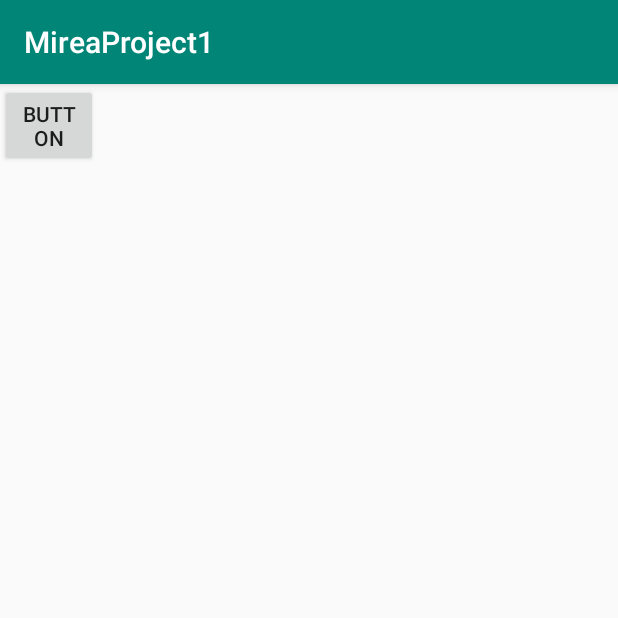
After one commit to azesyas/MireaProject, an Android app: the fragment PhotoFragment shown on its own in the app's theme, on a phone screen of 412 x 824 dp, the top half of it. The commit adds this screen. Run offline under Robolectric (Android 15) with nearby library versions, the phone set to English and light mode, and no system bars.

Commit message:
+photo, media record

```diff
--- a/app/src/main/AndroidManifest.xml
+++ b/app/src/main/AndroidManifest.xml
@@ -1,6 +1,10 @@
 <?xml version="1.0" encoding="utf-8"?>
 <manifest xmlns:android="http://schemas.android.com/apk/res/android"
     package="ru.mirea.chumakova.mireaproject1">
+    <uses-permission android:name="android.permission.INTERNET" />
+    <uses-permission android:name="android.permission.RECORD_AUDIO"/>
+    <uses-permission android:name="android.permission.CAMERA"/>
+    <uses-permission android:name="android.permission.WRITE_EXTERNAL_STORAGE" />
 
     <application
         android:allowBackup="true"
--- a/app/src/main/java/ru/mirea/chumakova/mireaproject1/MainActivity.java
+++ b/app/src/main/java/ru/mirea/chumakova/mireaproject1/MainActivity.java
@@ -48,7 +48,8 @@ public class MainActivity extends AppCompatActivity {
         // menu should be considered as top level destinations.
         mAppBarConfiguration = new AppBarConfiguration.Builder(
                 R.id.nav_home, R.id.nav_gallery, R.id.nav_slideshow,
-                R.id.nav_tools, R.id.nav_share, R.id.nav_send,R.id.nav_calculate,R.id.nav_brouser)
+                R.id.nav_tools, R.id.nav_share, R.id.nav_send,R.id.nav_calculate,R.id.nav_brouser,R.id.nav_sensor,
+                R.id.nav_photo,R.id.nav_media)
                 .setDrawerLayout(drawer)
                 .build();
         NavController navController = Navigation.findNavController(this, R.id.nav_host_fragment);
--- /dev/null
+++ b/app/src/main/java/ru/mirea/chumakova/mireaproject1/PhotoFragment.java
@@ -0,0 +1,159 @@
+package ru.mirea.chumakova.mireaproject1;
+
+
+import android.Manifest;
+import android.content.Intent;
+import android.content.pm.PackageManager;
+import android.graphics.Bitmap;
+import android.os.Bundle;
+
+import androidx.annotation.NonNull;
+import androidx.core.app.ActivityCompat;
+import androidx.core.content.ContextCompat;
+import androidx.fragment.app.Fragment;
+
+import android.os.Environment;
+import android.provider.MediaStore;
+import android.util.Log;
+import android.view.LayoutInflater;
+import android.view.View;
+import android.view.ViewGroup;
+import android.widget.Button;
+import android.widget.ImageView;
+
+import java.io.ByteArrayOutputStream;
+import java.io.File;
+import java.io.FileOutputStream;
+import static android.app.Activity.RESULT_OK;
+
+
+/**
+ * A simple {@link Fragment} subclass.
+ * Use the {@link PhotoFragment#newInstance} factory method to
+ * create an instance of this fragment.
+ */
+public class PhotoFragment extends Fragment implements View.OnClickListener {
+    // TODO: Rename parameter arguments, choose names that match
+    // the fragment initialization parameters, e.g. ARG_ITEM_NUMBER
+    private static final String ARG_PARAM1 = "param1";
+    private static final String ARG_PARAM2 = "param2";
+    private static final int REQUEST_CODE_PERMISSION_CAMERA = 100;
+    final String TAG = MainActivity.class.getSimpleName();
+    private ImageView imageView;
+    private static final int CAMERA_REQUEST = 0;
+    File file;
+    FileOutputStream fileoutputstream;
+    ByteArrayOutputStream bytearrayoutputstream;
+    private boolean isWork = false;
+
+    // TODO: Rename and change types of parameters
+    private String mParam1;
+    private String mParam2;
+
+
+    public PhotoFragment() {
+        // Required empty public constructor
+    }
+
+    /**
+     * Use this factory method to create a new instance of
+     * this fragment using the provided parameters.
+     *
+     * @param param1 Parameter 1.
+     * @param param2 Parameter 2.
+     * @return A new instance of fragment PhotoFragment.
+     */
+    // TODO: Rename and change types and number of parameters
+    public static PhotoFragment newInstance(String param1, String param2) {
+        PhotoFragment fragment = new PhotoFragment();
+        Bundle args = new Bundle();
+        args.putString(ARG_PARAM1, param1);
+        args.putString(ARG_PARAM2, param2);
+        fragment.setArguments(args);
+        return fragment;
+    }
+
+    @Override
+    public void onCreate(Bundle savedInstanceState) {
+        super.onCreate(savedInstanceState);
+        if (getArguments() != null) {
+            mParam1 = getArguments().getString(ARG_PARAM1);
+            mParam2 = getArguments().getString(ARG_PARAM2);
+        }
+    }
+    @Override
+    public void onActivityResult(int requestCode, int resultCode, Intent data) {
+        super.onActivityResult(requestCode, resultCode, data);
+        if (requestCode == CAMERA_REQUEST && resultCode == RESULT_OK) {
+// извлекаем изображение
+            Bitmap thumbnailBitmap = (Bitmap) data.getExtras().get("data");
+            thumbnailBitmap.compress(Bitmap.CompressFormat.PNG, 60, bytearrayoutputstream);
+
+            imageView.setImageBitmap(thumbnailBitmap);
+            file = new File( Environment.getExternalStorageDirectory() + "/SampleImage.png");
+            try
+
+            {
+                file.createNewFile();
+                fileoutputstream = new FileOutputStream(file);
+                fileoutputstream.write(bytearrayoutputstream.toByteArray());
+                fileoutputstream.close();
+                Log.d(TAG, file.getAbsolutePath());
+            }
+
+            catch (Exception e)
+
+            {
+
+                e.printStackTrace();
+
+            }
+        }
+    }
+
+    @Override
+    public void onRequestPermissionsResult(int requestCode, @NonNull String[] permissions,
+                                           @NonNull int[] grantResults) {
+        if (requestCode == REQUEST_CODE_PERMISSION_CAMERA) {
+            Log.d(TAG, String.valueOf(grantResults[0]) + " " + String.valueOf(grantResults[1]));
+            if (grantResults.length > 0
+                    && grantResults[0] == PackageManager.PERMISSION_GRANTED) {
+// permission granted
+                isWork = true;
+            } else {
+                isWork = false;
+            }
+        }
+    }
+
+    @Override
+    public View onCreateView(LayoutInflater inflater, ViewGroup container,
+                             Bundle savedInstanceState) {
+        // Inflate the layout for this fragment
+        View view = inflater.inflate(R.layout.fragment_photo, container, false);
+        imageView = view.findViewById(R.id.imageView2);
+        Button button = view.findViewById(R.id.button2);
+
+        button.setOnClickListener(this);
+        Log.d("PhotoFragment", "imageView");
+
+        bytearrayoutputstream = new ByteArrayOutputStream();
+        int permissionStatus = ContextCompat.checkSelfPermission(getActivity(),
+                Manifest.permission.CAMERA);
+        if (permissionStatus == PackageManager.PERMISSION_GRANTED) {
+            isWork = true;
+        } else {
+            ActivityCompat.requestPermissions(getActivity(), new String[]{Manifest.permission.CAMERA, Manifest.permission.WRITE_EXTERNAL_STORAGE},
+                    REQUEST_CODE_PERMISSION_CAMERA);
+        }
+        // Inflate the layout for this fragment
+        return view; }
+
+    @Override
+    public void onClick(View v) {
+        Log.d("PhotoFragment", "onClick");
+        Intent cameraIntent = new Intent(MediaStore.ACTION_IMAGE_CAPTURE);
+        startActivityForResult(cameraIntent, CAMERA_REQUEST);
+
+    }
+    }
--- /dev/null
+++ b/app/src/main/res/layout/fragment_photo.xml
@@ -0,0 +1,30 @@
+<?xml version="1.0" encoding="utf-8"?>
+<FrameLayout xmlns:android="http://schemas.android.com/apk/res/android"
+    xmlns:app="http://schemas.android.com/apk/res-auto"
+    xmlns:tools="http://schemas.android.com/tools"
+    android:layout_width="match_parent"
+    android:layout_height="match_parent"
+    tools:context=".PhotoFragment">
+
+    <!-- TODO: Update blank fragment layout -->
+
+    <LinearLayout
+        android:layout_width="match_parent"
+        android:layout_height="match_parent"
+        android:orientation="vertical">
+
+        <ImageView
+            android:id="@+id/imageView2"
+            android:layout_width="wrap_content"
+            android:layout_height="wrap_content"
+            tools:src="@tools:sample/avatars[2]" />
+
+        <Button
+            android:id="@+id/button2"
+            android:layout_width="65dp"
+            android:layout_height="wrap_content"
+            android:onClick="onClick"
+            android:text="Button" />
+    </LinearLayout>
+
+</FrameLayout>
```
Also changed, not shown: app/src/main/java/ru/mirea/chumakova/mireaproject1/MediaRecord.java (added, +201 -0 lines), app/src/main/java/ru/mirea/chumakova/mireaproject1/SensorFragment.java (added, +134 -0 lines), app/src/main/res/layout/fragment_media_record.xml (added, +32 -0 lines), app/src/main/res/layout/fragment_sensor.xml (added, +39 -0 lines), app/src/main/res/menu/activity_main_drawer.xml (+12 -0 lines), app/src/main/res/navigation/mobile_navigation.xml (+15 -0 lines).
